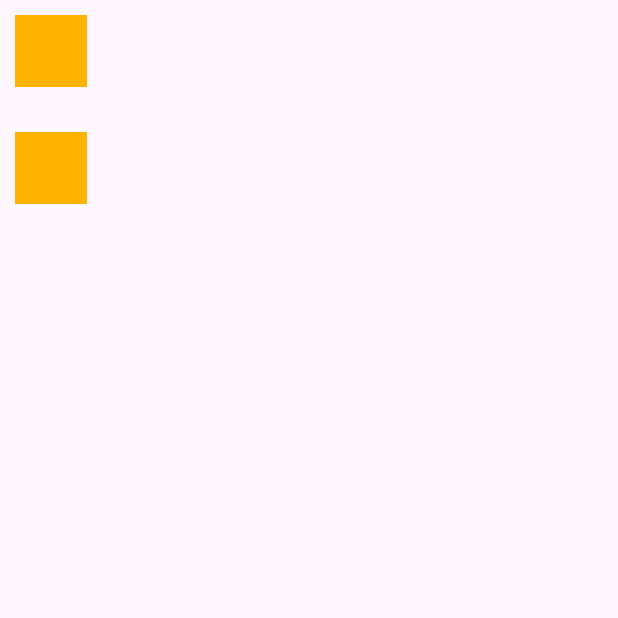
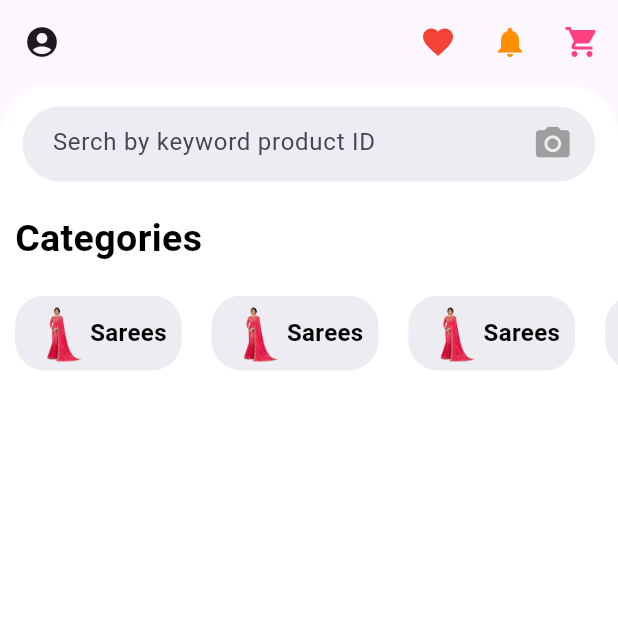
Before and after one commit to Manjima2002/HAK-Ui, a Flutter app: the screen it shows after launch, on a phone screen of 412 x 824 dp, the top half of it. Run offline on Flutter 3.47's test engine with Material 3 defaults, Android fonts, the phone set to English and light mode, and no system bars.

Commit message:
categories

```diff
--- /dev/null
+++ b/lib/Categories.dart
@@ -0,0 +1,25 @@
+import 'package:flutter/material.dart';
+
+class Categories extends StatelessWidget{
+  @override
+  Widget build(BuildContext context) {
+    return SingleChildScrollView(
+      scrollDirection: Axis.horizontal,
+      child: Row(children: [
+        for(int i=1;i<8;i++)
+        Container(
+          margin: EdgeInsets.symmetric(horizontal:10 ),
+          padding: EdgeInsets.symmetric(vertical: 5,horizontal: 10),
+decoration: BoxDecoration(color: Color(0xFFEDECF2),
+borderRadius: BorderRadius.circular(20),
+),
+child: Row(crossAxisAlignment: CrossAxisAlignment.center,
+  children: [
+Image.asset("asset/images/saree-removebg-preview.png",width: 40,height: 40,),
+Text("Sarees",style: TextStyle(fontWeight: FontWeight.bold,fontSize: 16,color: Colors.black),)
+],),
+        ),
+      ],),
+    );
+  }
+}
--- /dev/null
+++ b/lib/Textile.dart
@@ -0,0 +1,78 @@
+import 'package:flutter/material.dart';
+import 'package:flutter/widgets.dart';
+import 'package:flutter_application_1/Categories.dart';
+
+class Homepage extends StatefulWidget {
+  const Homepage({super.key});
+
+  @override
+  State<Homepage> createState() => _MyWidgetState();
+}
+
+class _MyWidgetState extends State<Homepage> {
+  @override
+  Widget build(BuildContext context) {
+    return Scaffold(
+      appBar: AppBar(
+        leading: IconButton(onPressed: () {} ,icon: Icon(Icons.account_circle),),
+        actions: [
+          IconButton(onPressed: () {} , icon: Icon(Icons.favorite,color: Colors.red,) ),
+          IconButton(onPressed: () {} , icon: Icon(Icons.notifications,color: Colors.amber.shade800,) ),
+          IconButton(onPressed: () {} , icon: Icon(Icons. shopping_cart,color:Colors.pinkAccent,) ),
+        ],
+      ),
+      body: ListView(
+        children: [
+          Container(
+            height: 500,
+padding: EdgeInsets.only(top:15,),
+decoration: BoxDecoration(
+  color: Colors.white,
+  borderRadius: BorderRadius.only(
+    topLeft: Radius.circular(35),
+    topRight: Radius.circular(35),
+  ),
+),
+child:Column(children: [
+  Container(
+    margin: EdgeInsets.symmetric(horizontal: 15),
+    padding: EdgeInsets.symmetric(horizontal: 15),
+    height: 50,
+    decoration: BoxDecoration(
+    color:Color(0xFFEDECF2),
+    borderRadius: BorderRadius.circular(30),
+  ),
+  child: Row(children: [
+    Container(
+      margin: EdgeInsets.only(left:5),
+      height: 50,
+      width: 300,
+      child: TextFormField(
+        decoration: InputDecoration(
+          border: InputBorder.none,
+          hintText: "Serch by keyword product ID",
+        ),
+      ),
+    ),
+    Spacer(),
+    Icon(Icons.camera_alt,
+    size: 27,
+    color: Colors.grey,),
+
+  ],),
+  ),
+  Container(
+alignment: Alignment.centerLeft,
+margin: EdgeInsets.symmetric(vertical: 20,horizontal: 10),
+child: Text("Categories",style: TextStyle(fontSize: 25,fontWeight: FontWeight.bold ,color: Colors.black),
+),
+
+  ),
+ Categories(),
+],)
+          ),
+        ],
+      ),
+      );
+  }
+}
--- a/lib/main.dart
+++ b/lib/main.dart
@@ -1,4 +1,5 @@
 import 'package:flutter/material.dart';
+import 'package:flutter_application_1/Textile.dart';
 import 'package:flutter_application_1/samp.dart';
 
 void main() {
@@ -13,11 +14,12 @@ class MyApp extends StatelessWidget {
     return MaterialApp(
       title: 'Flutter Demo',
       theme: ThemeData(
-
         colorScheme: ColorScheme.fromSeed(seedColor: Colors.deepPurple),
         useMaterial3: true,
       ),
-      home:Samp(),
+      debugShowCheckedModeBanner: false,
+      home:Homepage(),
+
     );
   }
 }
--- a/lib/samp.dart
+++ b/lib/samp.dart
@@ -16,7 +16,6 @@ class _sample extends State<Samp> {
           children: [
             Container(
               margin: const EdgeInsets.all(10.0),
-
               color: Colors.amber[600],
               width: 48.0,
               height: 48.0,
--- a/pubspec.yaml
+++ b/pubspec.yaml
@@ -59,9 +59,9 @@ flutter:
   uses-material-design: true
 
   # To add assets to your application, add an assets section, like this:
-  # assets:
-  #   - images/a_dot_burr.jpeg
-  #   - images/a_dot_ham.jpeg
+  assets:
+    - asset/images/saree-removebg-preview.png
+    - asset/images/dupatta-removebg-preview.png
 
   # An image asset can refer to one or more resolution-specific "variants", see
   # https://flutter.dev/assets-and-images/#resolution-aware
```
Also changed, not shown: asset/images/dupatta-removebg-preview.png (added), asset/images/saree-removebg-preview.png (added), asset/images/saree.jpg (added), 1 other file.
